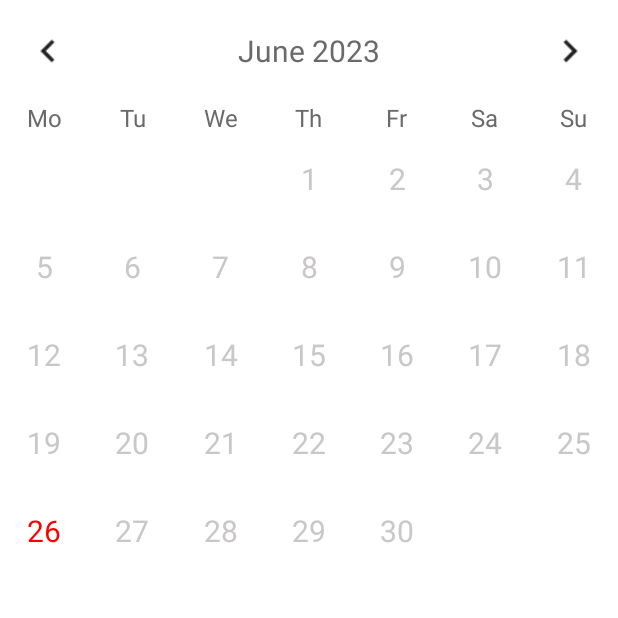
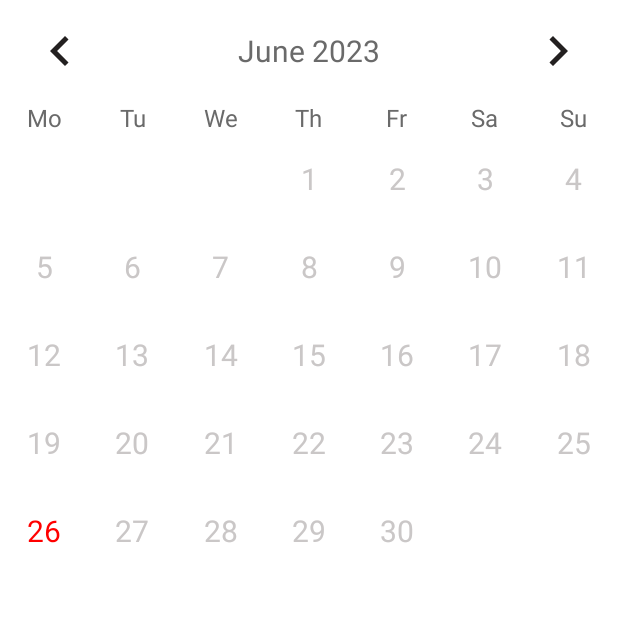
Before and after one commit to tzavachil/ShiftCalendar, an Android app: the screen it shows after launch (MainActivity), on a phone screen of 412 x 824 dp, the top half of it. Run offline under Robolectric (Android 15) with nearby library versions, the phone set to English and light mode, and no system bars; libraries missing offline, so code that uses them is left out: org.apache.commons; 1 statement that could not run was skipped.

Commit message:
Increasing PreviousMonthBtn and NextMonthBtn tap area Add swipe gesture on the main calendar

```diff
--- a/app/src/main/java/com/example/shiftcalendar/ui/calendar/CalendarFragment.java
+++ b/app/src/main/java/com/example/shiftcalendar/ui/calendar/CalendarFragment.java
@@ -12,6 +12,7 @@ import android.widget.TextView;
 import androidx.annotation.NonNull;
 import androidx.fragment.app.Fragment;
 import androidx.recyclerview.widget.GridLayoutManager;
+import androidx.recyclerview.widget.ItemTouchHelper;
 import androidx.recyclerview.widget.RecyclerView;
 
 import com.example.shiftcalendar.R;
@@ -29,6 +30,7 @@ public class CalendarFragment extends Fragment{
     private FragmentCalendarBinding binding;
 
     private TextView monthYearText;
+    private SwipeRecyclerViewGroup swipeRecyclerViewGroup;
     private RecyclerView calendarRecyclerView;
     private LocalDate selectedDate;
 
@@ -53,7 +55,8 @@ public class CalendarFragment extends Fragment{
 
         this.setUpMonthButtonListeners();
 
-        calendarRecyclerView = (RecyclerView) root.findViewById(R.id.calendarRecyclerView);
+        swipeRecyclerViewGroup = root.findViewById(R.id.calendarRecyclerView);
+        calendarRecyclerView = new RecyclerView(root.getContext());
         monthYearText = (TextView) root.findViewById(R.id.monthYearTV);
 
         selectedDate = LocalDate.now();
@@ -62,7 +65,7 @@ public class CalendarFragment extends Fragment{
         return root;
     }
 
-    private void setMonthView(){
+    public void setMonthView(){
         monthYearText.setText(monthYearFromDate(selectedDate));
         ArrayList<String> daysInMonth = daysInMonthArray(selectedDate);
 
@@ -70,6 +73,9 @@ public class CalendarFragment extends Fragment{
         RecyclerView.LayoutManager layoutManager = new GridLayoutManager(getContext(), 7);
         calendarRecyclerView.setLayoutManager(layoutManager);
         calendarRecyclerView.setAdapter(calendarAdapter);
+        swipeRecyclerViewGroup.addAttributes(this);
+        swipeRecyclerViewGroup.removeAllViews();
+        swipeRecyclerViewGroup.addView(calendarRecyclerView);
     }
 
     private ArrayList<String> daysInMonthArray(LocalDate date){
@@ -123,4 +129,14 @@ public class CalendarFragment extends Fragment{
             }
         });
     }
+
+    public void decreaseMonth(){
+        selectedDate = selectedDate.minusMonths(1);
+        setMonthView();
+    }
+
+    public void increaseMonth(){
+        selectedDate = selectedDate.plusMonths(1);
+        setMonthView();}
+
 }
--- /dev/null
+++ b/app/src/main/java/com/example/shiftcalendar/ui/calendar/SwipeRecyclerViewGroup.java
@@ -0,0 +1,72 @@
+package com.example.shiftcalendar.ui.calendar;
+
+import android.content.Context;
+import android.util.AttributeSet;
+import android.util.Log;
+import android.view.GestureDetector;
+import android.view.MotionEvent;
+import android.widget.FrameLayout;
+
+import java.time.LocalDate;
+import java.util.Calendar;
+
+public class SwipeRecyclerViewGroup extends FrameLayout {
+
+    private GestureDetector gestureDetector;
+
+    private CalendarFragment calendarFragment;
+
+    public SwipeRecyclerViewGroup(Context context) {
+        super(context);
+        init(context);
+    }
+
+    public void addAttributes(CalendarFragment cf){
+        this.calendarFragment = cf;
+    }
+
+    public SwipeRecyclerViewGroup(Context context, AttributeSet attrs) {
+        super(context, attrs);
+        init(context);
+    }
+
+    public SwipeRecyclerViewGroup(Context context, AttributeSet attrs, int defStyleAttr) {
+        super(context, attrs, defStyleAttr);
+        init(context);
+    }
+
+    private void init(Context context) {
+        gestureDetector = new GestureDetector(context, new SwipeGestureListener());
+    }
+
+    @Override
+    public boolean onInterceptTouchEvent(MotionEvent ev) {
+        return gestureDetector.onTouchEvent(ev);
+    }
+
+    private class SwipeGestureListener extends GestureDetector.SimpleOnGestureListener {
+        private static final int SWIPE_THRESHOLD = 100;
+        private static final int SWIPE_VELOCITY_THRESHOLD = 100;
+
+        @Override
+        public boolean onFling(MotionEvent e1, MotionEvent e2, float velocityX, float velocityY) {
+            boolean result = false;
+            float diffX = e2.getX() - e1.getX();
+            float diffY = e2.getY() - e1.getY();
+            if (Math.abs(diffX) > Math.abs(diffY) && Math.abs(diffX) > SWIPE_THRESHOLD && Math.abs(velocityX) > SWIPE_VELOCITY_THRESHOLD) {
+                if (diffX > 0) {
+                    // Swipe right
+                    // Implement your desired behavior here
+                    calendarFragment.decreaseMonth();
+                    result = true;
+                } else {
+                    // Swipe left
+                    // Implement your desired behavior here
+                    calendarFragment.increaseMonth();
+                    result = true;
+                }
+            }
+            return result || super.onFling(e1, e2, velocityX, velocityY);
+        }
+    }
+}
--- a/app/src/main/res/layout/fragment_calendar.xml
+++ b/app/src/main/res/layout/fragment_calendar.xml
@@ -10,9 +10,7 @@
 
     <androidx.constraintlayout.widget.ConstraintLayout
         android:layout_width="match_parent"
-        android:layout_height="wrap_content"
-        android:layout_marginBottom="20dp"
-        android:layout_marginTop="20dp">
+        android:layout_height="wrap_content">
 
         <ImageButton
             android:id="@+id/previousMonthBtn"
@@ -21,9 +19,8 @@
             app:layout_constraintTop_toTopOf="parent"
             app:layout_constraintBottom_toBottomOf="parent"
             app:layout_constraintStart_toStartOf="parent"
+            android:padding="20dp"
             android:layout_marginStart="20dp"
-            android:scaleX="1.25"
-            android:scaleY="1.25"
             android:background="@drawable/baseline_keyboard_arrow_left_24"
             android:layout_gravity="center_vertical"/>
 
@@ -35,10 +32,10 @@
             app:layout_constraintBottom_toBottomOf="parent"
             app:layout_constraintStart_toStartOf="parent"
             app:layout_constraintEnd_toEndOf="parent"
+            android:padding="20dp"
             android:text="January 2022"
             android:textSize="20sp"
             android:textAlignment="center"
-            android:layout_marginHorizontal="40dp"
             android:textColor="@color/light_grey"/>
 
         <ImageButton
@@ -48,9 +45,8 @@
             app:layout_constraintTop_toTopOf="parent"
             app:layout_constraintBottom_toBottomOf="parent"
             app:layout_constraintEnd_toEndOf="parent"
+            android:padding="20dp"
             android:layout_marginEnd="20dp"
-            android:scaleX="1.25"
-            android:scaleY="1.25"
             android:background="@drawable/baseline_keyboard_arrow_right_24"
             android:layout_gravity="center_vertical"/>
 
@@ -126,7 +122,7 @@
 
     </LinearLayout>
 
-    <androidx.recyclerview.widget.RecyclerView
+    <com.example.shiftcalendar.ui.calendar.SwipeRecyclerViewGroup
         android:id="@+id/calendarRecyclerView"
         android:layout_width="match_parent"
         android:layout_height="wrap_content"/>
```
